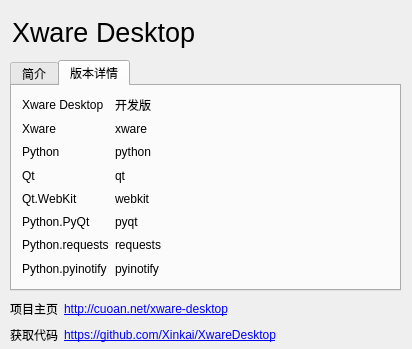
Old version of the form src/frontend/ui/about.ui in the repository Xinkai/XwareDesktop.
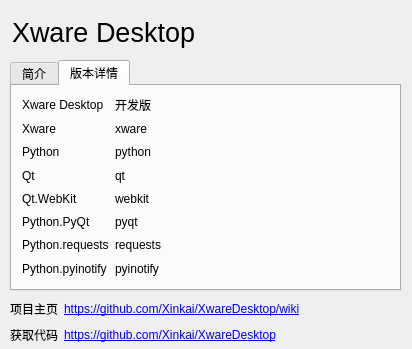
New version of the form. The open tabs and pages were chosen to show the change. Icons and pictures are not drawn.

Commit message: migrate homepage to github Wiki.

The edit to the form file:
```diff
--- a/src/frontend/ui/about.ui
+++ b/src/frontend/ui/about.ui
@@ -72,7 +72,7 @@
          </sizepolicy>
         </property>
         <property name="text">
-         <string>&lt;a href=&quot;http://cuoan.net/xware-desktop&quot;&gt;http://cuoan.net/xware-desktop&lt;/a&gt;</string>
+         <string>&lt;a href=&quot;https://github.com/Xinkai/XwareDesktop/wiki&quot;&gt;https://github.com/Xinkai/XwareDesktop/wiki&lt;/a&gt;</string>
         </property>
         <property name="openExternalLinks">
          <bool>true</bool>
```
Left out of the diff: 2 changed lines with no effect on the pictures. The commit also changes 6 other files.
